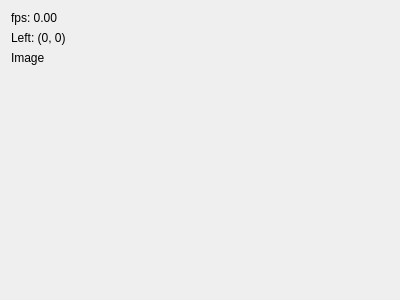
First picture: the form in mainwindow.ui, repository loosstef/grid-based-fluid-simulator, before the edit.
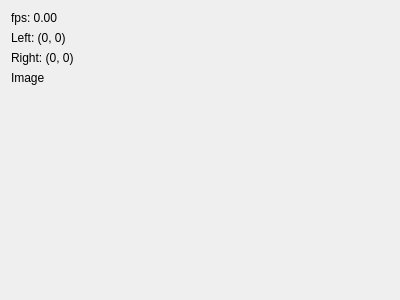
Second picture: the form after the edit. Custom widgets are drawn as their Qt base class.

What changed in the file:
```diff
--- a/mainwindow.ui
+++ b/mainwindow.ui
@@ -29,7 +29,7 @@
      <height>0</height>
     </size>
    </property>
-   <layout class="QVBoxLayout" name="verticalLayout" stretch="0,0,1">
+   <layout class="QVBoxLayout" name="verticalLayout" stretch="0,0,0,1">
     <item>
      <widget class="QLabel" name="topInfo">
       <property name="autoFillBackground">
@@ -53,6 +53,13 @@
       </property>
      </widget>
     </item>
+    <item>
+     <widget class="QLabel" name="rightClickedPosViewer">
+      <property name="text">
+       <string>Right: (0, 0)</string>
+      </property>
+     </widget>
+    </item>
     <item>
      <widget class="SimulationViewer" name="simulationVisualisator">
       <property name="text">
```
